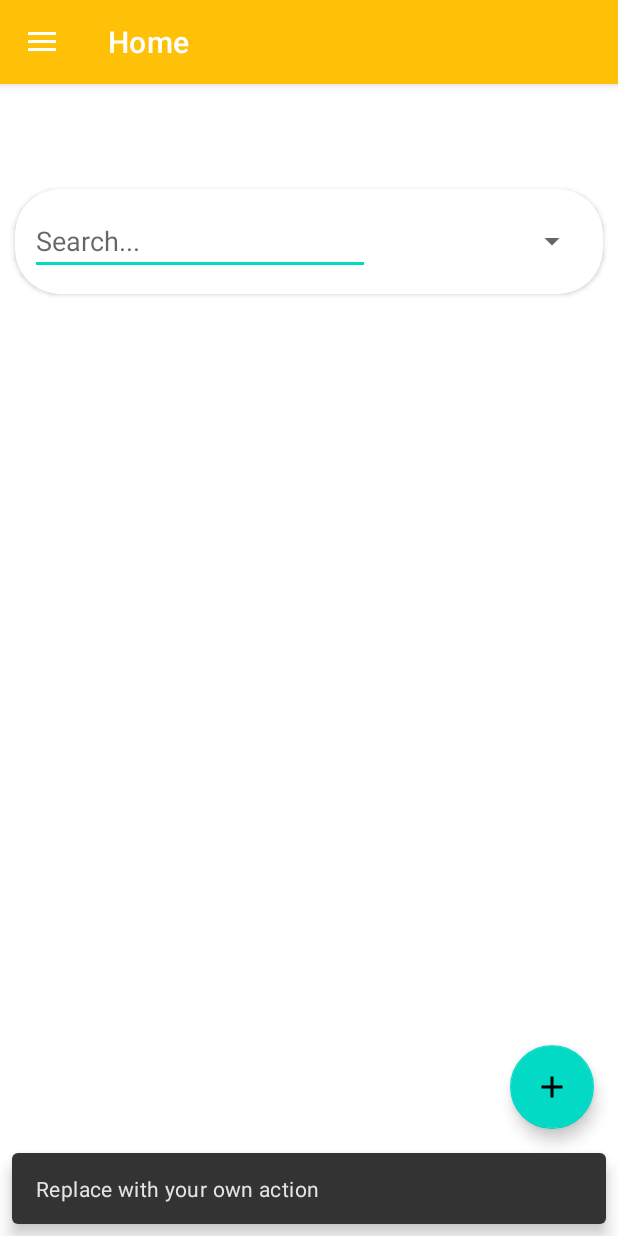
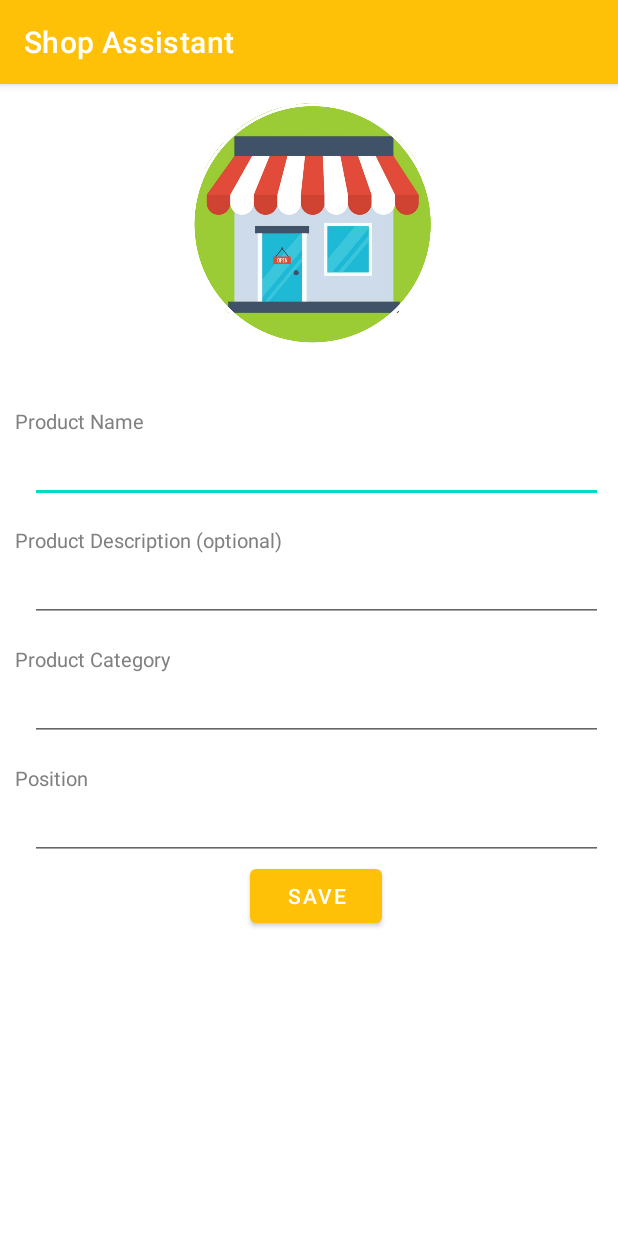
Before and after one commit to abdujemal/ShopAssistant, an Android app: the NavActivity screen opened directly, with no data from a screen before it, after a tap on an icon or button, on a phone screen of 412 x 824 dp. Run offline under Robolectric (Android 15) with nearby library versions, the phone set to English and light mode, and no system bars; our stand-ins replace navigation-ui.

Commit message:
shop Assistant

```diff
--- a/app/src/main/AndroidManifest.xml
+++ b/app/src/main/AndroidManifest.xml
@@ -1,6 +1,8 @@
 <?xml version="1.0" encoding="utf-8"?>
 <manifest xmlns:android="http://schemas.android.com/apk/res/android"
     package="com.ajtech.shopassistant">
+
+    <uses-permission android:name="android.permission.READ_EXTERNAL_STORAGE" />
 
     <application
         android:allowBackup="true"
@@ -9,6 +11,9 @@
         android:roundIcon="@mipmap/ic_launcher_round"
         android:supportsRtl="true"
         android:theme="@style/Theme.ShopAssistant">
+        <activity
+            android:name=".AddProductActivity"
+            android:exported="true" />
         <activity
             android:name=".NavActivity"
             android:exported="true"
--- /dev/null
+++ b/app/src/main/java/com/ajtech/shopassistant/AddProductActivity.java
@@ -0,0 +1,74 @@
+package com.ajtech.shopassistant;
+
+import androidx.appcompat.app.AppCompatActivity;
+
+import android.os.Bundle;
+import android.text.TextUtils;
+import android.view.View;
+import android.widget.Button;
+import android.widget.EditText;
+
+import com.ajtech.shopassistant.db_helper.DBHandler;
+import com.google.android.material.snackbar.Snackbar;
+
+public class AddProductActivity extends AppCompatActivity {
+
+    private EditText productNameEdtxt, productDecsEdtxt, productCategoryedtxt, productPsitionEdtxt;
+    private Button saveBtn;
+
+    @Override
+    protected void onCreate(Bundle savedInstanceState) {
+        super.onCreate(savedInstanceState);
+        setContentView(R.layout.activity_add_product);
+
+        productNameEdtxt  = findViewById(R.id.product_name_edtxt);
+        productDecsEdtxt = findViewById(R.id.product_desc_edtxt);
+        productCategoryedtxt = findViewById(R.id.product_Category_edtxt);
+        productPsitionEdtxt = findViewById(R.id.product_position_edtxt);
+        saveBtn = findViewById(R.id.save_btn);
+
+        saveBtn.setOnClickListener(new View.OnClickListener() {
+            @Override
+            public void onClick(View view) {
+                validate(view);
+            }
+        });
+
+
+    }
+
+    private void validate(View view) {
+        if(TextUtils.isEmpty(productNameEdtxt.getText())){
+            productNameEdtxt.setError("This field is required.");
+            productNameEdtxt.requestFocus();
+            return;
+        }else if(TextUtils.isEmpty(productCategoryedtxt.getText())){
+            productCategoryedtxt.setError("This field is required.");
+            productCategoryedtxt.requestFocus();
+            return;
+        }else if(TextUtils.isEmpty(productPsitionEdtxt.getText())){
+            productPsitionEdtxt.setError("This field is required.");
+            productPsitionEdtxt.requestFocus();
+            return;
+        }else{
+            saveData(view);
+        }
+    }
+
+    private void saveData(View view) {
+        DBHandler dbHandler = new DBHandler(AddProductActivity.this);
+        String name = productNameEdtxt.getText().toString();
+        String desc = "";
+        if (productDecsEdtxt.getText() != null){
+            desc = productDecsEdtxt.getText().toString();
+        }
+        String category = productCategoryedtxt.getText().toString();
+        String position = productPsitionEdtxt.getText().toString();
+        dbHandler.addNewProduct(name,desc,category,position);
+
+        Snackbar.make(view, "Congratulations, You have added your product.", Snackbar.LENGTH_LONG)
+                .setAction("Action", null).show();
+
+
+    }
+}
--- a/app/src/main/java/com/ajtech/shopassistant/NavActivity.java
+++ b/app/src/main/java/com/ajtech/shopassistant/NavActivity.java
@@ -1,5 +1,6 @@
 package com.ajtech.shopassistant;
 
+import android.content.Intent;
 import android.os.Bundle;
 import android.view.View;
 import android.view.Menu;
@@ -32,8 +33,9 @@ public class NavActivity extends AppCompatActivity {
         binding.appBarNav.addProduct.setOnClickListener(new View.OnClickListener() {
             @Override
             public void onClick(View view) {
-                Snackbar.make(view, "Replace with your own action", Snackbar.LENGTH_LONG)
-                        .setAction("Action", null).show();
+
+                Intent intent = new Intent(NavActivity.this, AddProductActivity.class);
+                startActivity(intent);
             }
         });
         DrawerLayout drawer = binding.drawerLayout;
--- /dev/null
+++ b/app/src/main/res/layout/activity_add_product.xml
@@ -0,0 +1,102 @@
+<?xml version="1.0" encoding="utf-8"?>
+<ScrollView xmlns:android="http://schemas.android.com/apk/res/android"
+    android:layout_height="match_parent"
+    android:layout_width="match_parent">
+<RelativeLayout xmlns:android="http://schemas.android.com/apk/res/android"
+    xmlns:app="http://schemas.android.com/apk/res-auto"
+    xmlns:tools="http://schemas.android.com/tools"
+    android:layout_width="match_parent"
+    android:layout_height="wrap_content"
+    tools:context=".AddProductActivity">
+
+    <ImageView
+        android:layout_width="200dp"
+        android:layout_height="200dp"
+        android:layout_centerHorizontal="true"
+        android:src="@drawable/shop"
+        android:id="@+id/shopImg"
+        />
+
+    <LinearLayout
+        android:id="@+id/edtexts"
+        android:layout_below="@+id/shopImg"
+        android:layout_width="match_parent"
+        android:layout_height="wrap_content"
+        android:gravity="center"
+        android:layout_marginLeft="10dp"
+        android:orientation="vertical"
+        >
+        <TextView
+            android:layout_width="match_parent"
+            android:layout_height="wrap_content"
+            android:text="Product Name"
+            android:textSize="13dp"
+            android:textColor="#808080"
+            android:layout_marginTop="15dp"
+            />
+        <EditText
+            android:id="@+id/product_name_edtxt"
+            android:layout_width="match_parent"
+            android:layout_height="wrap_content"
+            android:layout_marginHorizontal="10dp"
+            android:inputType="text"
+            android:maxLength="40"
+            />
+        <TextView
+            android:layout_width="match_parent"
+            android:layout_height="wrap_content"
+            android:text="Product Description (optional)"
+            android:textColor="#808080"
+            android:textSize="13dp"
+            android:layout_marginTop="15dp"
+            />
+        <EditText
+            android:id="@+id/product_desc_edtxt"
+            android:layout_width="match_parent"
+            android:layout_height="wrap_content"
+            android:layout_marginHorizontal="10dp"
+            android:inputType="textMultiLine"
+            />
+        <TextView
+            android:layout_width="match_parent"
+            android:layout_height="wrap_content"
+            android:text="Product Category"
+            android:textColor="#808080"
+            android:textSize="13dp"
+            android:layout_marginTop="15dp"
+            />
+        <EditText
+            android:id="@+id/product_Category_edtxt"
+            android:layout_width="match_parent"
+            android:layout_height="wrap_content"
+            android:layout_marginHorizontal="10dp"
+            android:inputType="text"
+            android:maxLength="40"
+            />
+        <TextView
+            android:layout_width="match_parent"
+            android:layout_height="wrap_content"
+            android:text="Position"
+            android:textColor="#808080"
+            android:textSize="13dp"
+            android:layout_marginTop="15dp"
+            />
+        <EditText
+            android:id="@+id/product_position_edtxt"
+            android:layout_width="match_parent"
+            android:layout_height="wrap_content"
+            android:layout_marginHorizontal="10dp"
+            android:inputType="text"
+            android:maxLength="40"
+            />
+        <Button
+            android:id="@+id/save_btn"
+            android:layout_width="wrap_content"
+            android:layout_height="wrap_content"
+            android:text="Save"
+            />
+    </LinearLayout>
+
+
+</RelativeLayout>
+</ScrollView>
```
Also changed, not shown: app/src/main/java/com/ajtech/shopassistant/db_helper/DBHandler.java (added, +92 -0 lines).
